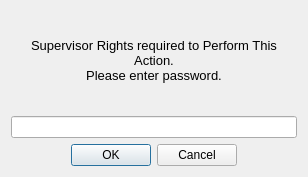
Above: src/openmolar/qt-designer/permissions.ui from rowinggolfer/openmolar1 before the change. Below: the same form after it.
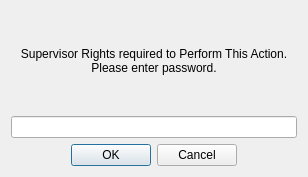
That is the form after the change.

Diff of the .ui file:
```diff
--- a/src/openmolar/qt-designer/permissions.ui
+++ b/src/openmolar/qt-designer/permissions.ui
@@ -17,11 +17,8 @@
    <item>
     <widget class="QLabel" name="label">
      <property name="text">
-      <string>&lt;!DOCTYPE HTML PUBLIC &quot;-//W3C//DTD HTML 4.0//EN&quot; &quot;http://www.w3.org/TR/REC-html40/strict.dtd&quot;&gt;
-&lt;html&gt;&lt;head&gt;&lt;meta name=&quot;qrichtext&quot; content=&quot;1&quot; /&gt;&lt;style type=&quot;text/css&quot;&gt;
-p, li { white-space: pre-wrap; }
-&lt;/style&gt;&lt;/head&gt;&lt;body style=&quot; font-family:'Sans Serif'; font-size:10pt; font-weight:400; font-style:normal;&quot;&gt;
-&lt;p style=&quot; margin-top:0px; margin-bottom:0px; margin-left:0px; margin-right:0px; -qt-block-indent:0; text-indent:0px;&quot;&gt;Supervisor Rights required to Perform This Action.&lt;br /&gt;Please enter password.&lt;/p&gt;&lt;/body&gt;&lt;/html&gt;</string>
+      <string>Supervisor Rights required to Perform This Action.
+Please enter password.</string>
      </property>
      <property name="alignment">
       <set>Qt::AlignCenter</set>
```
